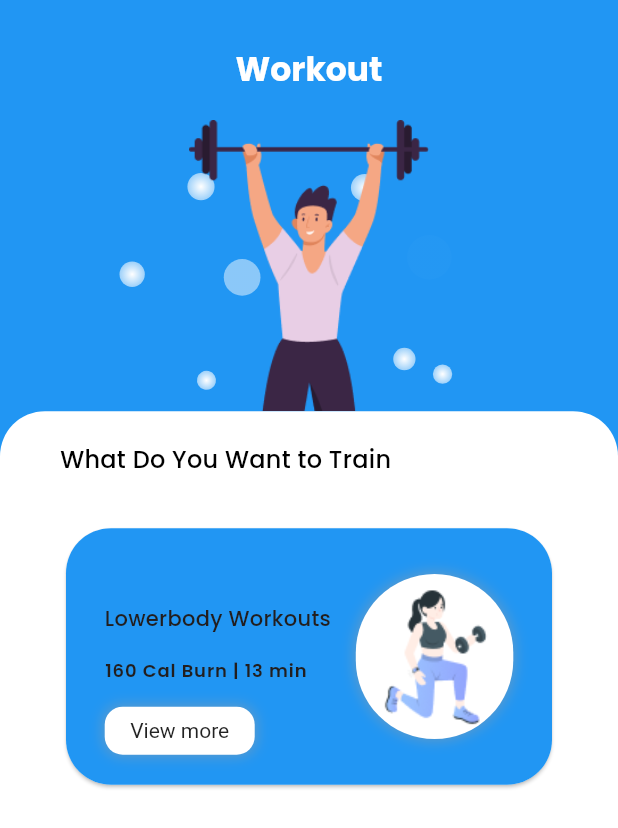
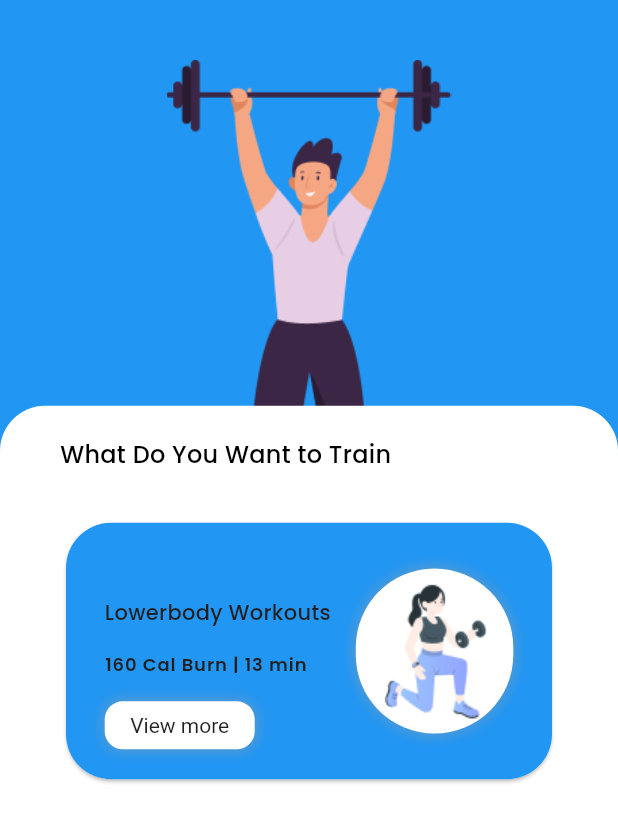
Before and after one commit to shakeerk123/FitlifePro, a Flutter app: the WorkoutScreen screen opened directly, on a phone screen of 412 x 824 dp. Shown: the top 828 px of the screen. Run offline on Flutter 3.47's test engine with Material 2 defaults, Android fonts, the phone set to English and light mode, and no system bars; our stand-ins replace carousel_slider, fl_chart, get, google_nav_bar, iconly, lottie and 1 more; missing offline and left inert: intro_screen_onboarding_flutter.

Commit message:
workout description finished

```diff
--- a/lib/app/view/workout_tracker/workouttracker_screen.dart
+++ b/lib/app/view/workout_tracker/workouttracker_screen.dart
@@ -20,7 +20,7 @@ class WorkoutScreen extends StatelessWidget {
             Stack(
               children: [
                 Padding(
-                  padding: const EdgeInsets.only(top: 80, left: 45, right: 45),
+                  padding: const EdgeInsets.only(top: 40, left: 45, right: 45),
                   child: Container(
                     width: double.infinity,
                     color: Colors
@@ -28,26 +28,10 @@ class WorkoutScreen extends StatelessWidget {
                     child: Stack(
                       alignment: Alignment.bottomCenter,
                       children: [
-                        // Workout animation
-                        Lottie.asset(AppPaths.particleLottie, width: 400),
                         Image.asset(AppPaths.workoutvectorImage,
-                            width: 160), // Particle animation
+                            width: 190), // Particle animation
                       ],
                     ),
-                  ),
-                ),
-                Positioned(
-                  top: 30,
-                  left: 0,
-                  right: 0,
-                  child: Row(
-                    mainAxisAlignment: MainAxisAlignment.center,
-                    children: [
-                      const Text(
-                        "Workout",
-                        style: FontConstants.namesmallSizewhite,
-                      ),
-                    ],
                   ),
                 ),
               ],
--- a/lib/main.dart
+++ b/lib/main.dart
@@ -1,5 +1,6 @@
 
 import 'package:fitness_app/app/view/Gnav/gnav_navigation.dart';
+import 'package:fitness_app/app/view/description_workout/workout_description.dart';
 import 'package:fitness_app/app/view/register/view/register_page1.dart';
 import 'package:fitness_app/app/view/workout_details/ui/workout_detail_screen.dart';
 import 'package:flutter/material.dart';
@@ -21,7 +22,7 @@ class MyApp extends StatelessWidget {
   Widget build(BuildContext context) {
     return   GetMaterialApp(
       debugShowCheckedModeBanner: false,
-      home:WorkoutDetails(),
+      home:WorkoutDescription(),
     );
   }
 }
--- a/lib/utils/text_constanst.dart
+++ b/lib/utils/text_constanst.dart
@@ -56,6 +56,12 @@ class FontConstants {
   static const TextStyle namesmallSize = TextStyle(
     fontFamily:"Poppins" ,
     fontSize: 22,
+    fontWeight: FontWeight.bold,
+    color: Colors.black,
+  );
+  static const TextStyle namesmallSize2 = TextStyle(
+    fontFamily:"Poppins" ,
+    fontSize: 18,
     fontWeight: FontWeight.bold,
     color: Colors.black,
   );
```
Also changed, not shown: lib/app/view/description_workout/workout_description.dart (added, +121 -0 lines).
